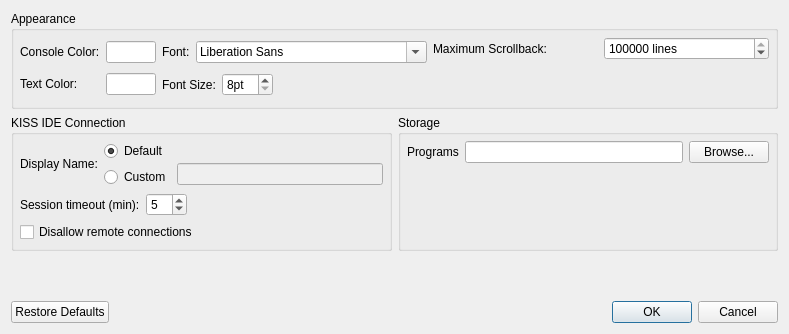
First picture: the form in ui/SettingsDialog.ui, repository kipr/computer, before the edit.
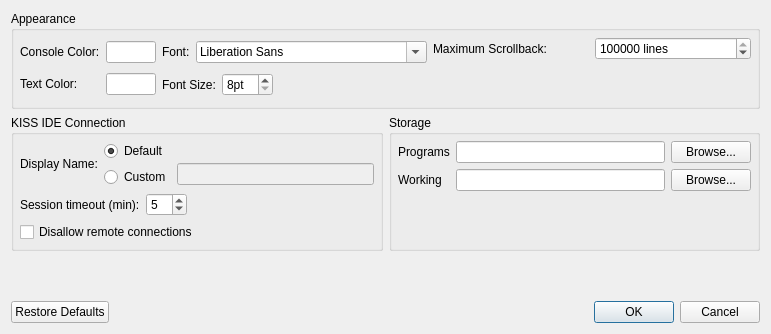
Second picture: the form after the edit. Custom widgets are drawn as their Qt base class.

```diff
--- a/ui/SettingsDialog.ui
+++ b/ui/SettingsDialog.ui
@@ -6,7 +6,7 @@
    <rect>
     <x>0</x>
     <y>0</y>
-    <width>789</width>
+    <width>771</width>
     <height>334</height>
    </rect>
   </property>
@@ -327,7 +327,7 @@
           </property>
          </widget>
         </item>
-        <item row="1" column="1">
+        <item row="2" column="1">
          <spacer name="verticalSpacer_3">
           <property name="orientation">
            <enum>Qt::Vertical</enum>
@@ -340,6 +340,27 @@
           </property>
          </spacer>
         </item>
+        <item row="1" column="0">
+         <widget class="QLabel" name="label_3">
+          <property name="text">
+           <string>Working</string>
+          </property>
+         </widget>
+        </item>
+        <item row="1" column="1">
+         <widget class="QLineEdit" name="workingDirectory">
+          <property name="readOnly">
+           <bool>true</bool>
+          </property>
+         </widget>
+        </item>
+        <item row="1" column="2">
+         <widget class="QPushButton" name="workingDirectoryBrowse">
+          <property name="text">
+           <string>Browse...</string>
+          </property>
+         </widget>
+        </item>
        </layout>
       </widget>
      </item>
```
